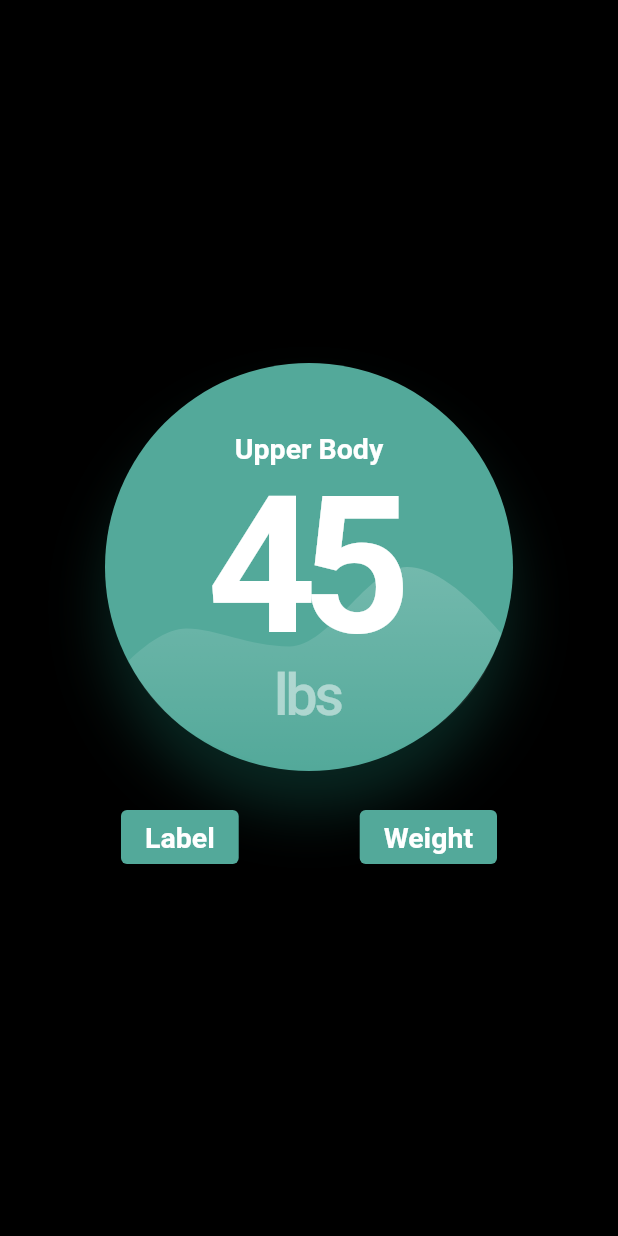
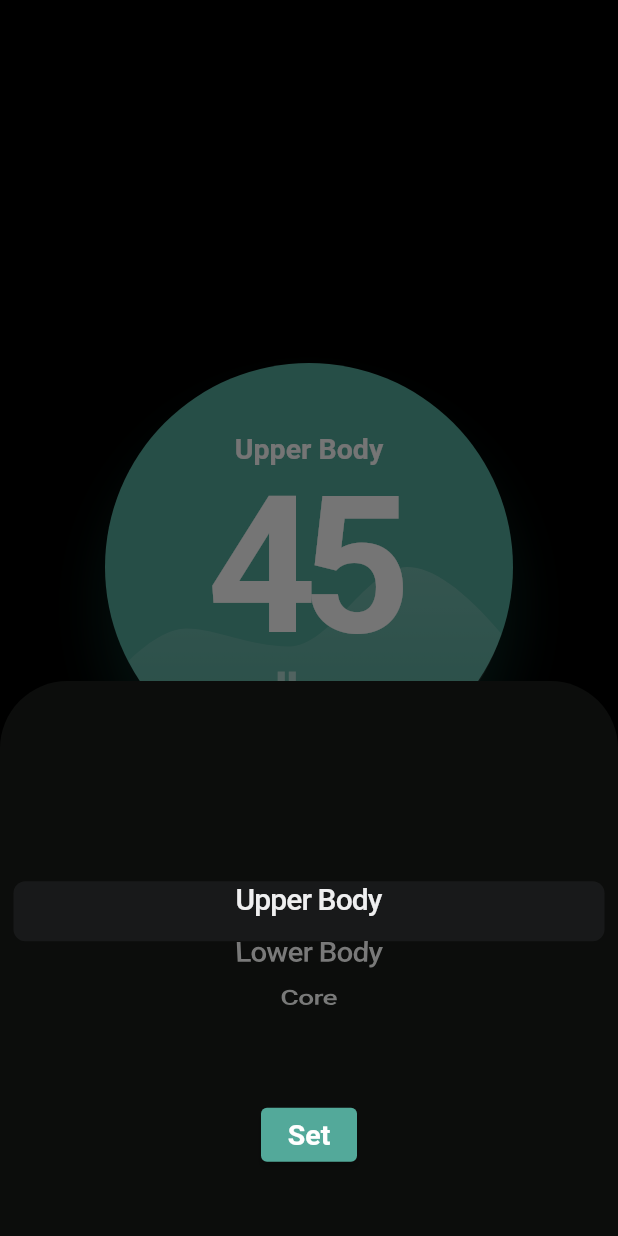
Before and after one commit to luggy-wuggy/tonal_project, a Flutter app: the screen it shows after launch, after a tap on "Label", on a phone screen of 412 x 824 dp. Run offline on Flutter 3.47's test engine with Material 2 defaults, Android fonts, the phone set to English and light mode, and no system bars; our stand-ins replace flutter_svg, rxdart, shared_preferences; Roboto replaces fonts that are missing (Helvetica, League Gothic).

Commit message:
refactor: seperation of concerns

```diff
--- /dev/null
+++ b/tonal/lib/global/bubble_options.dart
@@ -0,0 +1,3 @@
+List<String> weightList = [for (var i = 0; i <= 350; i++) "$i"];
+
+List<String> labelList = ["Upper Body", "Lower Body", "Core"];
--- a/tonal/lib/global/styles.dart
+++ b/tonal/lib/global/styles.dart
@@ -44,3 +44,10 @@ const unitTextStyle = TextStyle(
   fontWeight: FontWeight.w500,
   color: Color(0x80ffffff),
 );
+
+const scrollItemTextStyle = TextStyle(
+  fontFamily: 'Helvetica',
+  fontWeight: FontWeight.w500,
+  fontSize: 20,
+  color: Colors.white,
+);
--- a/tonal/lib/main.dart
+++ b/tonal/lib/main.dart
@@ -14,7 +14,7 @@ class MyApp extends StatelessWidget {
     return ChangeNotifierProvider<BubbleProvider>(
       create: (context) => BubbleProvider(),
       child: MaterialApp(
-        title: 'Flutter Demo',
+        title: 'Tonal Widget Challenge',
         theme: ThemeData(),
         home: const Home(),
       ),
--- a/tonal/lib/view/home.dart
+++ b/tonal/lib/view/home.dart
@@ -1,5 +1,13 @@
+import 'package:flutter/cupertino.dart';
 import 'package:flutter/material.dart';
+import 'package:tonal/bloc/bubble_bloc.dart';
+import 'package:tonal/bloc/bubble_provider.dart';
+import 'package:tonal/global/bubble_options.dart';
 import 'package:tonal/global/styles.dart';
+import 'package:provider/provider.dart';
+import 'package:tonal/widgets/bubble.dart';
+import 'package:tonal/widgets/label_button.dart';
+import 'package:tonal/widgets/weight_button.dart';
 
 class Home extends StatelessWidget {
   const Home({Key? key}) : super(key: key);
@@ -16,30 +24,12 @@ class Home extends StatelessWidget {
           crossAxisAlignment: CrossAxisAlignment.center,
           children: [
             const Bubble(),
-            SizedBox(height: 20),
+            const SizedBox(height: 20),
             Row(
               mainAxisAlignment: MainAxisAlignment.spaceEvenly,
-              children: [
-                ElevatedButton(
-                  onPressed: () {},
-                  style: ButtonStyle(
-                    backgroundColor: MaterialStateProperty.all<Color>(const Color(0xff53a99a)),
-                  ),
-                  child: const Text(
-                    'Label',
-                    style: labelTextStyle,
-                  ),
-                ),
-                ElevatedButton(
-                  onPressed: () {},
-                  style: ButtonStyle(
-                    backgroundColor: MaterialStateProperty.all<Color>(const Color(0xff53a99a)),
-                  ),
-                  child: const Text(
-                    'Weight',
-                    style: labelTextStyle,
-                  ),
-                )
+              children: const [
+                LabelButton(),
+                WeightButton(),
               ],
             ),
           ],
@@ -48,65 +38,3 @@ class Home extends StatelessWidget {
     );
   }
 }
-
-class Bubble extends StatelessWidget {
-  const Bubble({
-    Key? key,
-  }) : super(key: key);
-
-  @override
-  Widget build(BuildContext context) {
-    return Container(
-      height: bubbleDiameter,
-      width: bubbleDiameter,
-      decoration: bubbleBoxDecoration,
-      child: Stack(
-        children: [
-          const Padding(
-            padding: EdgeInsets.only(top: bubbleDiameter * 0.17),
-            child: Align(
-              alignment: Alignment.topCenter,
-              child: Text('Upper Body', style: labelTextStyle),
-            ),
-          ),
-          const Align(
-            alignment: Alignment.center,
-            child: Text('45', style: weightTextStyle),
-          ),
-          const Padding(
-            padding: EdgeInsets.only(bottom: bubbleDiameter * 0.1),
-            child: Align(
-              alignment: Alignment.bottomCenter,
-              child: Text('lbs', style: unitTextStyle),
-            ),
-          ),
-          Align(
-            alignment: Alignment.bottomCenter,
-            child: ClipPath(
-              clipper: GraphBubbleClipper(),
-              child: svg,
-            ),
-          ),
-        ],
-      ),
-    );
-  }
-}
-
-class GraphBubbleClipper extends CustomClipper<Path> {
-  @override
-  Path getClip(
-    Size size,
-  ) {
-    final path = Path();
-
-    path.quadraticBezierTo(0, size.height * 0.88, size.width * 0.5, size.height);
-    path.quadraticBezierTo(size.width * 0.89, size.height * 0.92, size.width * 0.985, size.height * 0.33);
-    path.lineTo(size.width * 0.985, 0);
-
-    return path;
-  }
-
-  @override
-  bool shouldReclip(GraphBubbleClipper oldClipper) => true;
-}
--- /dev/null
+++ b/tonal/lib/widgets/bubble.dart
@@ -0,0 +1,87 @@
+import 'package:flutter/material.dart';
+import 'package:provider/provider.dart';
+import 'package:tonal/bloc/bubble_bloc.dart';
+import 'package:tonal/bloc/bubble_provider.dart';
+import 'package:tonal/global/styles.dart';
+
+class Bubble extends StatefulWidget {
+  const Bubble({
+    Key? key,
+  }) : super(key: key);
+
+  @override
+  State<Bubble> createState() => _BubbleState();
+}
+
+class _BubbleState extends State<Bubble> {
+  late BubbleBloc _bubbleBloc;
+
+  @override
+  Widget build(BuildContext context) {
+    _bubbleBloc = Provider.of<BubbleProvider>(context).bloc;
+
+    return Container(
+      height: bubbleDiameter,
+      width: bubbleDiameter,
+      decoration: bubbleBoxDecoration,
+      child: Stack(
+        children: [
+          Padding(
+            padding: const EdgeInsets.only(top: bubbleDiameter * 0.17),
+            child: Align(
+              alignment: Alignment.topCenter,
+              child: StreamBuilder<Object>(
+                stream: _bubbleBloc.labelObservable,
+                builder: (context, snapshot) {
+                  return Text('${snapshot.data}', style: labelTextStyle);
+                },
+              ),
+            ),
+          ),
+          Align(
+            alignment: Alignment.center,
+            child: StreamBuilder<Object>(
+              stream: _bubbleBloc.weightObservable,
+              builder: (context, snapshot) {
+                return Text(
+                  '${snapshot.data}',
+                  style: weightTextStyle,
+                );
+              },
+            ),
+          ),
+          const Padding(
+            padding: EdgeInsets.only(bottom: bubbleDiameter * 0.1),
+            child: Align(
+              alignment: Alignment.bottomCenter,
+              child: Text('lbs', style: unitTextStyle),
+            ),
+          ),
+          Align(
+            alignment: Alignment.bottomCenter,
+            child: ClipPath(
+              clipper: GraphBubbleClipper(),
+              child: svg,
+            ),
+          ),
+        ],
+      ),
+    );
+  }
+}
+
+class GraphBubbleClipper extends CustomClipper<Path> {
+  @override
+  Path getClip(
+    Size size,
+  ) {
+    final path = Path();
+    path.quadraticBezierTo(0, size.height * 0.88, size.width * 0.5, size.height);
+    path.quadraticBezierTo(size.width * 0.89, size.height * 0.92, size.width * 0.985, size.height * 0.33);
+    path.lineTo(size.width * 0.985, 0);
+    return path;
+  }
+
+  @override
+  bool shouldReclip(GraphBubbleClipper oldClipper) => true;
+}
--- /dev/null
+++ b/tonal/lib/widgets/label_button.dart
@@ -0,0 +1,100 @@
+import 'package:flutter/cupertino.dart';
+import 'package:flutter/material.dart';
+import 'package:provider/provider.dart';
+import 'package:tonal/bloc/bubble_bloc.dart';
+import 'package:tonal/bloc/bubble_provider.dart';
+import 'package:tonal/global/bubble_options.dart';
+import 'package:tonal/global/styles.dart';
+
+class LabelButton extends StatefulWidget {
+  const LabelButton({Key? key}) : super(key: key);
+
+  @override
+  State<LabelButton> createState() => _LabelButtonState();
+}
+
+class _LabelButtonState extends State<LabelButton> {
+  late BubbleBloc _bubbleBloc;
+  late FixedExtentScrollController _labelScrollController;
+
+  @override
+  void dispose() {
+    _bubbleBloc.dispose();
+    _labelScrollController.dispose();
+    super.dispose();
+  }
+
+  @override
+  Widget build(BuildContext context) {
+    _bubbleBloc = Provider.of<BubbleProvider>(context).bloc;
+
+    return StreamBuilder<Object>(
+      stream: _bubbleBloc.labelObservable,
+      builder: (context, snapshot) {
+        return ElevatedButton(
+          onPressed: () async {
+            _labelScrollController = FixedExtentScrollController(initialItem: labelList.indexOf("${snapshot.data}"));
+
+            await showModalBottomSheet(
+              backgroundColor: Colors.transparent,
+              elevation: 0,
+              context: context,
+              builder: (BuildContext context) {
+                return Container(
+                  height: 370,
+                  decoration: const BoxDecoration(
+                    color: Color.fromRGBO(12, 13, 12, 1),
+                    borderRadius: BorderRadius.only(
+                      topLeft: Radius.circular(45),
+                      topRight: Radius.circular(45),
+                    ),
+                  ),
+                  child: Center(
+                    child: Column(
+                      mainAxisAlignment: MainAxisAlignment.center,
+                      mainAxisSize: MainAxisSize.min,
+                      children: <Widget>[
+                        SizedBox(
+                          height: 220,
+                          child: CupertinoPicker(
+                            scrollController: _labelScrollController,
+                            itemExtent: 40,
+                            onSelectedItemChanged: (int index) {},
+                            children: labelList.map((e) {
+                              return Text(e, style: scrollItemTextStyle);
+                            }).toList(),
+                          ),
+                        ),
+                        const SizedBox(height: 15),
+                        ElevatedButton(
+                          onPressed: () {
+                            Navigator.pop(context);
+                            _bubbleBloc.setLabel(labelList[_labelScrollController.selectedItem]);
+                          },
+                          style: ButtonStyle(
+                            backgroundColor: MaterialStateProperty.all<Color>(const Color(0xff53a99a)),
+                          ),
+                          child: const Text(
+                            'Set',
+                            style: labelTextStyle,
+                          ),
+                        ),
+                      ],
+                    ),
+                  ),
+                );
+              },
+            );
+          },
+          style: ButtonStyle(
+            backgroundColor: MaterialStateProperty.all<Color>(const Color(0xff53a99a)),
+          ),
+          child: const Text(
+            'Label',
+            style: labelTextStyle,
+          ),
+        );
+      },
+    );
+  }
+}
--- /dev/null
+++ b/tonal/lib/widgets/weight_button.dart
@@ -0,0 +1,100 @@
+import 'package:flutter/cupertino.dart';
+import 'package:flutter/material.dart';
+import 'package:provider/provider.dart';
+import 'package:tonal/bloc/bubble_bloc.dart';
+import 'package:tonal/bloc/bubble_provider.dart';
+import 'package:tonal/global/bubble_options.dart';
+import 'package:tonal/global/styles.dart';
+
+class WeightButton extends StatefulWidget {
+  const WeightButton({Key? key}) : super(key: key);
+
+  @override
+  State<WeightButton> createState() => _WeightButtonState();
+}
+
+class _WeightButtonState extends State<WeightButton> {
+  late BubbleBloc _bubbleBloc;
+  late FixedExtentScrollController _weightScrollController;
+
+  @override
+  void dispose() {
+    super.dispose();
+    _bubbleBloc.dispose();
+    _weightScrollController.dispose();
+  }
+
+  @override
+  Widget build(BuildContext context) {
+    _bubbleBloc = Provider.of<BubbleProvider>(context).bloc;
+
+    return StreamBuilder<Object>(
+      stream: _bubbleBloc.weightObservable,
+      builder: (context, snapshot) {
+        return ElevatedButton(
+          onPressed: () async {
+            _weightScrollController = FixedExtentScrollController(initialItem: weightList.indexOf("${snapshot.data}"));
+
+            await showModalBottomSheet(
+              backgroundColor: Colors.transparent,
+              elevation: 0,
+              context: context,
+              builder: (BuildContext context) {
+                return Container(
+                  height: 370,
+                  decoration: const BoxDecoration(
+                    color: Color.fromRGBO(12, 13, 12, 1),
+                    borderRadius: BorderRadius.only(
+                      topLeft: Radius.circular(45),
+                      topRight: Radius.circular(45),
+                    ),
+                  ),
+                  child: Center(
+                    child: Column(
+                      mainAxisAlignment: MainAxisAlignment.center,
+                      mainAxisSize: MainAxisSize.min,
+                      children: <Widget>[
+                        SizedBox(
+                          height: 220,
+                          child: CupertinoPicker(
+                            scrollController: _weightScrollController,
+                            itemExtent: 40,
+                            onSelectedItemChanged: (int index) {},
+                            children: weightList.map((e) {
+                              return Text(e, style: scrollItemTextStyle);
+                            }).toList(),
+                          ),
+                        ),
+                        const SizedBox(height: 15),
+                        ElevatedButton(
+                          onPressed: () {
+                            Navigator.pop(context);
+                            _bubbleBloc.setWeight(weightList[_weightScrollController.selectedItem]);
+                          },
+                          style: ButtonStyle(
+                            backgroundColor: MaterialStateProperty.all<Color>(const Color(0xff53a99a)),
+                          ),
+                          child: const Text(
+                            'Set',
+                            style: labelTextStyle,
+                          ),
+                        ),
+                      ],
+                    ),
+                  ),
+                );
+              },
+            );
+          },
+          style: ButtonStyle(
+            backgroundColor: MaterialStateProperty.all<Color>(const Color(0xff53a99a)),
+          ),
+          child: const Text(
+            'Weight',
+            style: labelTextStyle,
+          ),
+        );
+      },
+    );
+  }
+}
```
Also changed, not shown: 3 other files.
